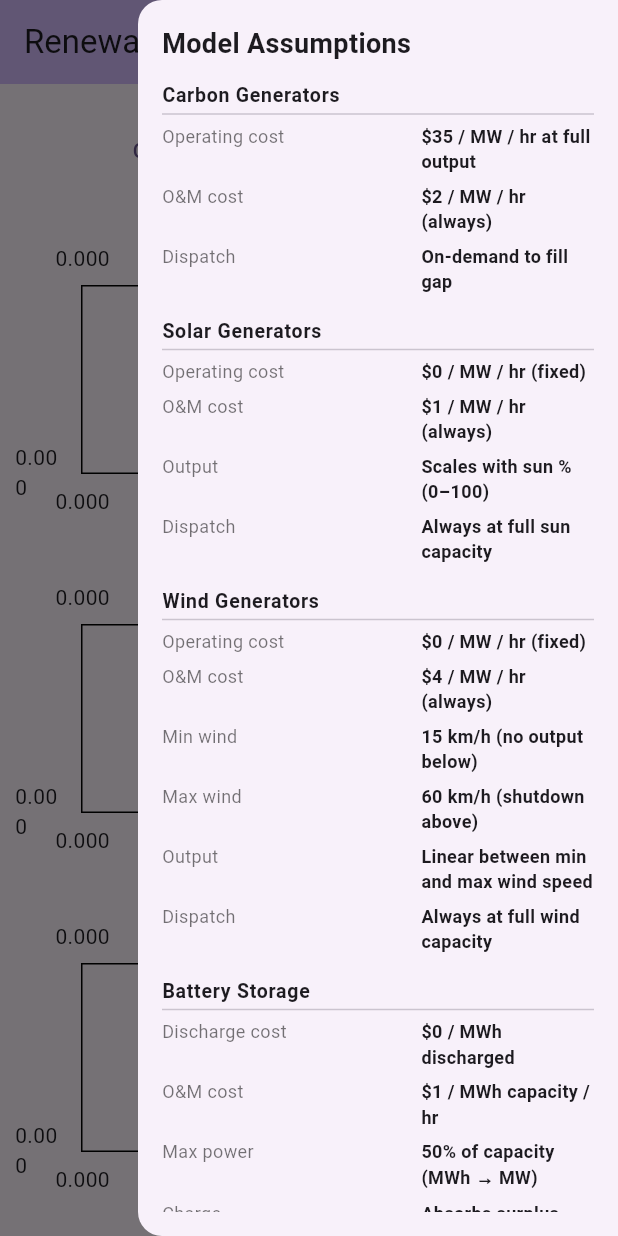
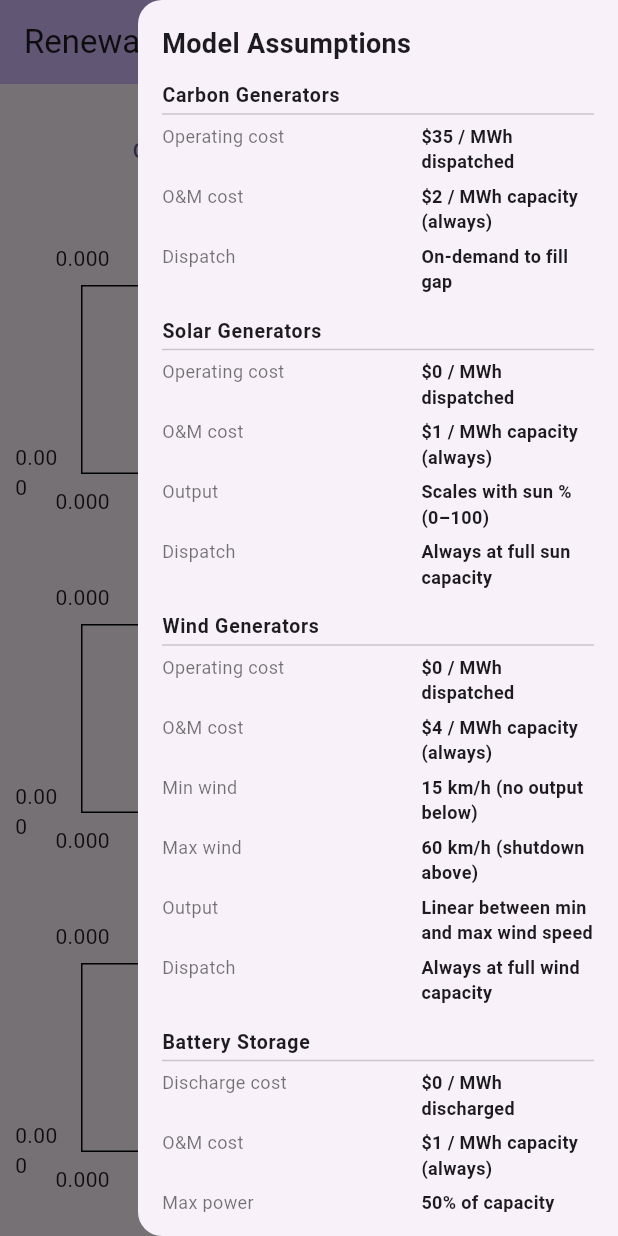
Before and after one commit to djpnewton/renewable, a Flutter app: the screen it shows after launch, with the side drawer open, on a phone screen of 412 x 824 dp. Run offline on Flutter 3.47's test engine with Material 3 defaults, Android fonts, the phone set to English and light mode, and no system bars; drawn by our look-alikes of fl_chart; our stand-ins replace csv.

Commit message:
simplify wording

```diff
--- a/lib/config.dart
+++ b/lib/config.dart
@@ -1,36 +1,36 @@
 const String gitSha = 'GIT_SHA_REPLACE';
 const String buildDate = 'BUILD_DATE_REPLACE';
 
-// ── Generator operating costs ($ per MWh) ────────────────────────────────────
-/// Carbon generator cost per MW of capacity per hour
-const int carbonCostPerMwPerHour = 35; // ~ 35 USD per MWh
+// ── Generator operating costs ($ per MWh dispatched) ───────────────────────
+/// Carbon generator operating cost per MWh dispatched
+const int carbonCostPerMwh = 35; // ~ 35 USD per MWh
 
-/// Solar generator cost per MW of capacity per hour
-const int solarCostPerMwPerHour = 0;
+/// Solar generator operating cost per MWh dispatched
+const int solarCostPerMwh = 0;
 
-/// Wind generator cost per MW of capacity per hour
-const int windCostPerMwPerHour = 0;
+/// Wind generator operating cost per MWh dispatched
+const int windCostPerMwh = 0;
 
-// ── Generator O&M costs (operations & maintenance, $ per MWmax per hour, always paid) ─
+// ── Generator O&M costs (operations & maintenance, $ per MWh capacity, always paid) ──
 // values from:
 //  - https://www.irena.org/-/media/Files/IRENA/Agency/Publication/2025/Jul/IRENA_TEC_RPGC_in_2024_2025.pdf
 //  - https://docs.nrel.gov/docs/fy25osti/91775.pdf
 //  - https://pv-maps.com/en/blog/solar-om-costs-per-mw
-/// Carbon (NGCC) O&M cost per MW per hour
-const int carbonOMCostPerMwPerHour = 2; // ~ 15 USD per kW per year
+/// Carbon (NGCC) O&M cost per MWh of capacity
+const int carbonOMCostPerMwh = 2; // ~ 15 USD per kW per year
 
-/// Solar (photovoltaic) O&M cost per MW per hour
-const int solarOMCostPerMwPerHour = 1; // ~ 10 USD per kW per year
+/// Solar (photovoltaic) O&M cost per MWh of capacity
+const int solarOMCostPerMwh = 1; // ~ 10 USD per kW per year
 
-/// Wind turbine (onshore) O&M cost per MW per hour
-const int windOMCostPerMwPerHour = 4; // ~ 40 USD per kW per year
+/// Wind turbine (onshore) O&M cost per MWh of capacity
+const int windOMCostPerMwh = 4; // ~ 40 USD per kW per year
 
 // ── Battery operating cost ───────────────────────────────────────────────────
 /// Battery cost per MWh discharged
 const int batteryCostPerMwhDischarged = 0;
 
-/// Battery O&M cost per MWh of capacity per hour
-const int batteryOMCostPerMwhPerHour = 1; // ~ 8 USD per kWh per year
+/// Battery O&M cost per MWh of capacity
+const int batteryOMCostPerMwh = 1; // ~ 8 USD per kWh per year
 
 // ── Wind turbine operating envelope ──────────────────────────────────────────
 /// Wind speed (km/h) below which turbines produce nothing
--- a/lib/main.dart
+++ b/lib/main.dart
@@ -1265,24 +1265,24 @@ class _MyHomePageState extends State<MyHomePage> {
                         TextStyle(fontSize: 18, fontWeight: FontWeight.bold)),
                 _assumptionSection('Carbon Generators', [
                   _assumptionRow('Operating cost',
-                      '\$$carbonCostPerMwPerHour / MW / hr at full output'),
+                      '\$$carbonCostPerMwh / MWh dispatched'),
                   _assumptionRow('O&M cost',
-                      '\$$carbonOMCostPerMwPerHour / MW / hr (always)'),
+                      '\$$carbonOMCostPerMwh / MWh capacity (always)'),
                   _assumptionRow('Dispatch', 'On-demand to fill gap'),
                 ]),
                 _assumptionSection('Solar Generators', [
                   _assumptionRow('Operating cost',
-                      '\$$solarCostPerMwPerHour / MW / hr (fixed)'),
+                      '\$$solarCostPerMwh / MWh dispatched'),
                   _assumptionRow('O&M cost',
-                      '\$$solarOMCostPerMwPerHour / MW / hr (always)'),
+                      '\$$solarOMCostPerMwh / MWh capacity (always)'),
                   _assumptionRow('Output', 'Scales with sun % (0–100)'),
                   _assumptionRow('Dispatch', 'Always at full sun capacity'),
                 ]),
                 _assumptionSection('Wind Generators', [
                   _assumptionRow('Operating cost',
-                      '\$$windCostPerMwPerHour / MW / hr (fixed)'),
+                      '\$$windCostPerMwh / MWh dispatched'),
                   _assumptionRow('O&M cost',
-                      '\$$windOMCostPerMwPerHour / MW / hr (always)'),
+                      '\$$windOMCostPerMwh / MWh capacity (always)'),
                   _assumptionRow(
                       'Min wind', '$windMinKmh km/h (no output below)'),
                   _assumptionRow(
@@ -1295,7 +1295,7 @@ class _MyHomePageState extends State<MyHomePage> {
                   _assumptionRow('Discharge cost',
                       '\$$batteryCostPerMwhDischarged / MWh discharged'),
                   _assumptionRow('O&M cost',
-                      '\$$batteryOMCostPerMwhPerHour / MWh capacity / hr'),
+                      '\$$batteryOMCostPerMwh / MWh capacity (always)'),
                   _assumptionRow('Max power', '50% of capacity (MWh → MW)'),
                   _assumptionRow('Charge', 'Absorbs surplus renewable first'),
                   _assumptionRow(
--- a/lib/sim.dart
+++ b/lib/sim.dart
@@ -122,8 +122,8 @@ class GeneratorCarbon implements Generator {
 
   GeneratorCarbon(this.megawattMax);
 
-  int get _costPerHour => (carbonCostPerMwPerHour * megawattMax);
-  int get _omCostPerHour => carbonOMCostPerMwPerHour * megawattMax;
+  int get _costPerHour => (carbonCostPerMwh * megawattMax);
+  int get _omCostPerHour => carbonOMCostPerMwh * megawattMax;
 
   @override
   String type() {
@@ -155,8 +155,8 @@ class GeneratorSolar implements Generator {
 
   GeneratorSolar(this.megawattMax);
 
-  int get _costPerHour => solarCostPerMwPerHour * megawattMax;
-  int get _omCostPerHour => solarOMCostPerMwPerHour * megawattMax;
+  int get _costPerHour => solarCostPerMwh * megawattMax;
+  int get _omCostPerHour => solarOMCostPerMwh * megawattMax;
 
   @override
   String type() {
@@ -188,8 +188,8 @@ class GeneratorWind implements Generator {
   GeneratorWind(this.megawattMax,
       {this.maxWind = windMaxKmh, this.minWind = windMinKmh});
 
-  int get _costPerHour => windCostPerMwPerHour * megawattMax;
-  int get _omCostPerHour => windOMCostPerMwPerHour * megawattMax;
+  int get _costPerHour => windCostPerMwh * megawattMax;
+  int get _omCostPerHour => windOMCostPerMwh * megawattMax;
 
   @override
   String type() {
@@ -228,7 +228,7 @@ class Battery {
       : chargeMWh = 0,
         totalCost = 0;
 
-  int get omCostPerHour => (capacityMWh * batteryOMCostPerMwhPerHour).round();
+  int get omCostPerHour => (capacityMWh * batteryOMCostPerMwh).round();
 
   /// Returns MWh actually discharged (positive value).
   double discharge(double neededMWh) {
```
